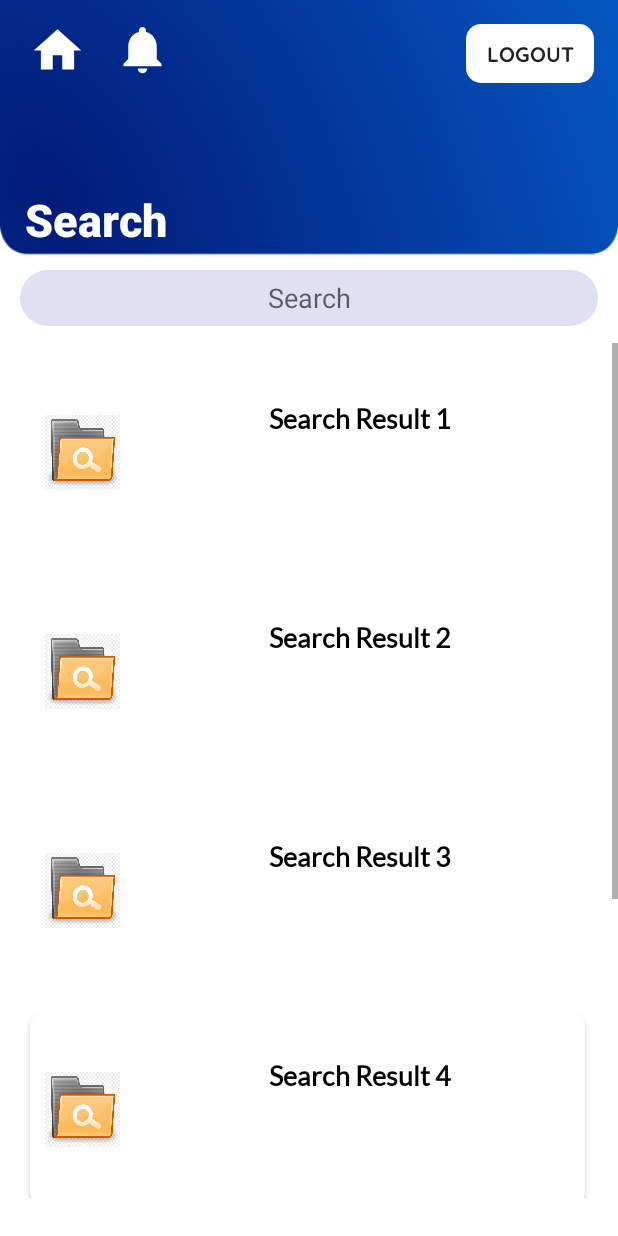
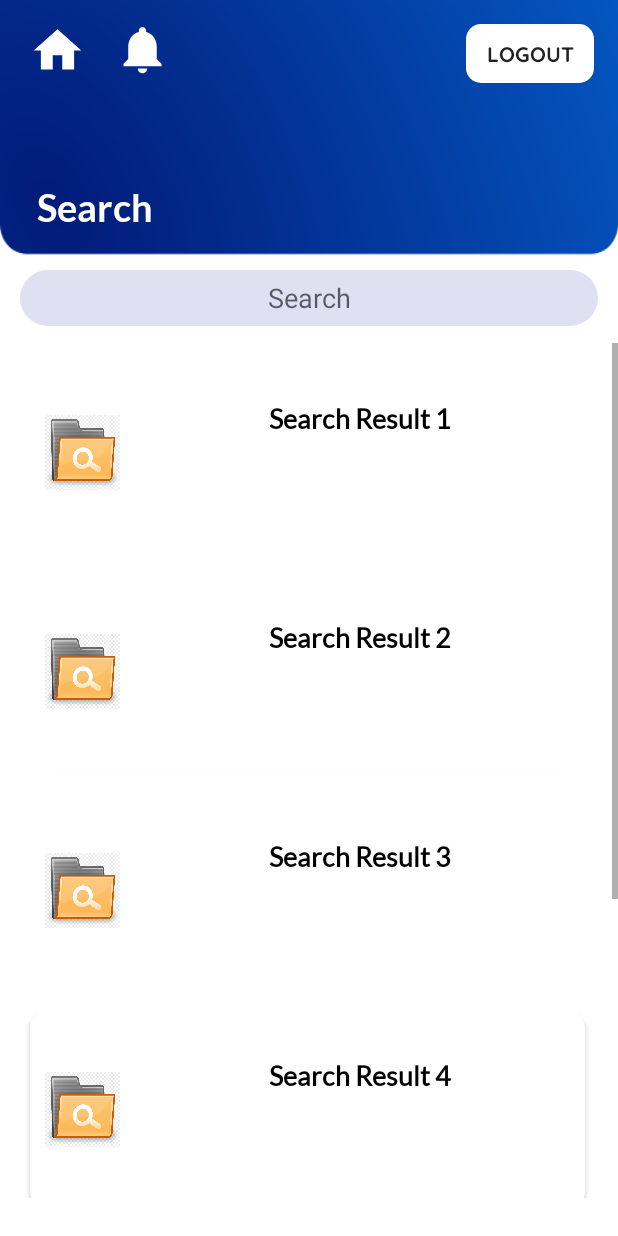
Before and after one commit to YuvinR/UEE_SL_Cricket, an Android app: the screen it shows after launch once a user with an empty profile is signed in (SearchAct), after a tap on "SEARCH", on a phone screen of 412 x 824 dp. Run offline under Robolectric (Android 15) with nearby library versions, the phone set to English and light mode, and no system bars; our stand-ins replace Firebase (no records; nobody signed in at launch, a user with empty details on screens opened directly); Roboto replaces fonts that are not available here.

Commit message:
Some UI Changes.

```diff
--- a/app/src/main/res/layout/activity_booking.xml
+++ b/app/src/main/res/layout/activity_booking.xml
@@ -55,11 +55,11 @@
         android:fontFamily="@font/lato_bold"
         android:text="Ticket Booking"
         android:textColor="@color/white"
-        android:textSize="20sp"
+        android:textSize="25sp"
         android:textStyle="bold"
         app:layout_constraintBottom_toBottomOf="parent"
         app:layout_constraintEnd_toEndOf="parent"
-        app:layout_constraintHorizontal_bias="0.063"
+        app:layout_constraintHorizontal_bias="0.098"
         app:layout_constraintStart_toStartOf="parent"
         app:layout_constraintTop_toTopOf="parent"
         app:layout_constraintVertical_bias="0.155" />
--- a/app/src/main/res/layout/activity_contact_us.xml
+++ b/app/src/main/res/layout/activity_contact_us.xml
@@ -56,11 +56,11 @@
         android:fontFamily="@font/lato_bold"
         android:text="Contact Us"
         android:textColor="@color/white"
-        android:textSize="20sp"
+        android:textSize="25sp"
         android:textStyle="bold"
         app:layout_constraintBottom_toBottomOf="parent"
         app:layout_constraintEnd_toEndOf="parent"
-        app:layout_constraintHorizontal_bias="0.063"
+        app:layout_constraintHorizontal_bias="0.087"
         app:layout_constraintStart_toStartOf="parent"
         app:layout_constraintTop_toTopOf="parent"
         app:layout_constraintVertical_bias="0.155" />
--- a/app/src/main/res/layout/activity_cricket__board.xml
+++ b/app/src/main/res/layout/activity_cricket__board.xml
@@ -54,11 +54,11 @@
         android:fontFamily="@font/lato_bold"
         android:text="Cricket Board Details"
         android:textColor="@color/white"
-        android:textSize="20sp"
+        android:textSize="25sp"
         android:textStyle="bold"
         app:layout_constraintBottom_toBottomOf="parent"
         app:layout_constraintEnd_toEndOf="parent"
-        app:layout_constraintHorizontal_bias="0.063"
+        app:layout_constraintHorizontal_bias="0.158"
         app:layout_constraintStart_toStartOf="parent"
         app:layout_constraintTop_toTopOf="parent"
         app:layout_constraintVertical_bias="0.155" />
--- a/app/src/main/res/layout/activity_latest__news.xml
+++ b/app/src/main/res/layout/activity_latest__news.xml
@@ -54,11 +54,11 @@
         android:fontFamily="@font/lato_bold"
         android:text="Latest News"
         android:textColor="@color/white"
-        android:textSize="20sp"
+        android:textSize="25sp"
         android:textStyle="bold"
         app:layout_constraintBottom_toBottomOf="parent"
         app:layout_constraintEnd_toEndOf="parent"
-        app:layout_constraintHorizontal_bias="0.063"
+        app:layout_constraintHorizontal_bias="0.091"
         app:layout_constraintStart_toStartOf="parent"
         app:layout_constraintTop_toTopOf="parent"
         app:layout_constraintVertical_bias="0.155" />
--- a/app/src/main/res/layout/activity_main2.xml
+++ b/app/src/main/res/layout/activity_main2.xml
@@ -56,7 +56,7 @@
         android:layout_marginTop="8dp"
         android:layout_marginEnd="8dp"
         android:layout_marginBottom="8dp"
-        android:fontFamily="sans-serif-black"
+        android:fontFamily="@font/lato_bold"
         android:text="Sign In"
         android:textColor="#FCFCFC"
         android:textSize="25sp"
@@ -74,7 +74,7 @@
         android:background="@drawable/loginx_btn"
         android:clickable="true"
         android:text="LogIn"
-
+        android:textColor="@color/white"
         android:textAlignment="center"
         app:layout_constraintEnd_toEndOf="parent"
         app:layout_constraintStart_toStartOf="parent"
--- a/app/src/main/res/layout/activity_match_history.xml
+++ b/app/src/main/res/layout/activity_match_history.xml
@@ -55,11 +55,11 @@
         android:fontFamily="@font/lato_bold"
         android:text="Match History"
         android:textColor="@color/white"
-        android:textSize="20sp"
+        android:textSize="25sp"
         android:textStyle="bold"
         app:layout_constraintBottom_toBottomOf="parent"
         app:layout_constraintEnd_toEndOf="parent"
-        app:layout_constraintHorizontal_bias="0.063"
+        app:layout_constraintHorizontal_bias="0.098"
         app:layout_constraintStart_toStartOf="parent"
         app:layout_constraintTop_toTopOf="parent"
         app:layout_constraintVertical_bias="0.155" />
--- a/app/src/main/res/layout/activity_notification.xml
+++ b/app/src/main/res/layout/activity_notification.xml
@@ -55,11 +55,11 @@
         android:fontFamily="@font/lato_bold"
         android:text="Notification"
         android:textColor="@color/white"
-        android:textSize="20sp"
+        android:textSize="25sp"
         android:textStyle="bold"
         app:layout_constraintBottom_toBottomOf="parent"
         app:layout_constraintEnd_toEndOf="parent"
-        app:layout_constraintHorizontal_bias="0.063"
+        app:layout_constraintHorizontal_bias="0.098"
         app:layout_constraintStart_toStartOf="parent"
         app:layout_constraintTop_toTopOf="parent"
         app:layout_constraintVertical_bias="0.155" />
--- a/app/src/main/res/layout/activity_payments.xml
+++ b/app/src/main/res/layout/activity_payments.xml
@@ -55,14 +55,14 @@
         android:fontFamily="@font/lato_bold"
         android:text="Payment"
         android:textColor="@color/white"
-        android:textSize="20sp"
+        android:textSize="25sp"
         android:textStyle="bold"
         app:layout_constraintBottom_toBottomOf="parent"
         app:layout_constraintEnd_toEndOf="parent"
-        app:layout_constraintHorizontal_bias="0.063"
+        app:layout_constraintHorizontal_bias="0.077"
         app:layout_constraintStart_toStartOf="parent"
         app:layout_constraintTop_toTopOf="parent"
-        app:layout_constraintVertical_bias="0.155" />
+        app:layout_constraintVertical_bias="0.153" />
 
     <TextView
         android:id="@+id/textView4"
--- a/app/src/main/res/layout/activity_search.xml
+++ b/app/src/main/res/layout/activity_search.xml
@@ -66,7 +66,7 @@
         app:layout_constraintVertical_bias="0.02"
         android:background="@drawable/logout_btn"/>
 
-    <TextView
+    <!--<TextView
         android:id="@+id/textView24"
         android:layout_width="118dp"
         android:layout_height="38dp"
@@ -74,11 +74,11 @@
         android:layout_marginTop="8dp"
         android:layout_marginEnd="8dp"
         android:layout_marginBottom="8dp"
-        android:fontFamily="sans-serif-medium"
+        android:fontFamily="@font/lato_bold"
         android:text="Search"
         android:shadowRadius="10"
         android:textColor="#FFFFFF"
-        android:textSize="30sp"
+        android:textSize="25sp"
         android:textStyle="normal|bold"
         app:layout_constraintBottom_toBottomOf="parent"
         app:layout_constraintEnd_toEndOf="parent"
@@ -86,7 +86,23 @@
         app:layout_constraintStart_toStartOf="parent"
 
         app:layout_constraintTop_toTopOf="parent"
-        app:layout_constraintVertical_bias="0.153" />
+        app:layout_constraintVertical_bias="0.153" />-->
+
+    <TextView
+        android:id="@+id/textView6"
+        android:layout_width="wrap_content"
+        android:layout_height="wrap_content"
+        android:fontFamily="@font/lato_bold"
+        android:text="Search"
+        android:textColor="@color/white"
+        android:textSize="25sp"
+        android:textStyle="bold"
+        app:layout_constraintBottom_toBottomOf="parent"
+        app:layout_constraintEnd_toEndOf="parent"
+        app:layout_constraintHorizontal_bias="0.074"
+        app:layout_constraintStart_toStartOf="parent"
+        app:layout_constraintTop_toTopOf="parent"
+        app:layout_constraintVertical_bias="0.155" />
 
     <EditText
         android:id="@+id/editText5"
--- a/app/src/main/res/layout/activity_sign_up.xml
+++ b/app/src/main/res/layout/activity_sign_up.xml
@@ -34,7 +34,7 @@
         android:layout_marginTop="8dp"
         android:layout_marginEnd="8dp"
         android:layout_marginBottom="8dp"
-        android:fontFamily="sans-serif-medium"
+        android:fontFamily="@font/lato_bold"
         android:text="Sign Up"
         android:textColor="#FFFFFF"
         android:textSize="30sp"
--- a/app/src/main/res/layout/activity_upcoming__matches.xml
+++ b/app/src/main/res/layout/activity_upcoming__matches.xml
@@ -55,11 +55,11 @@
         android:fontFamily="@font/lato_bold"
         android:text="Upcoming Matches"
         android:textColor="@color/white"
-        android:textSize="20sp"
+        android:textSize="25sp"
         android:textStyle="bold"
         app:layout_constraintBottom_toBottomOf="parent"
         app:layout_constraintEnd_toEndOf="parent"
-        app:layout_constraintHorizontal_bias="0.063"
+        app:layout_constraintHorizontal_bias="0.128"
         app:layout_constraintStart_toStartOf="parent"
         app:layout_constraintTop_toTopOf="parent"
         app:layout_constraintVertical_bias="0.155" />
```
Also changed, not shown: app/src/main/res/layout/activity_rate_us.xml (+15 -0 lines).
